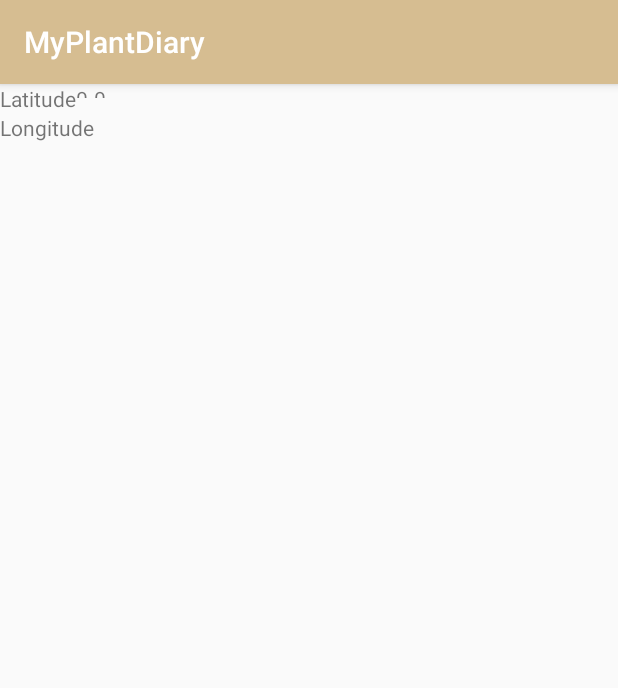
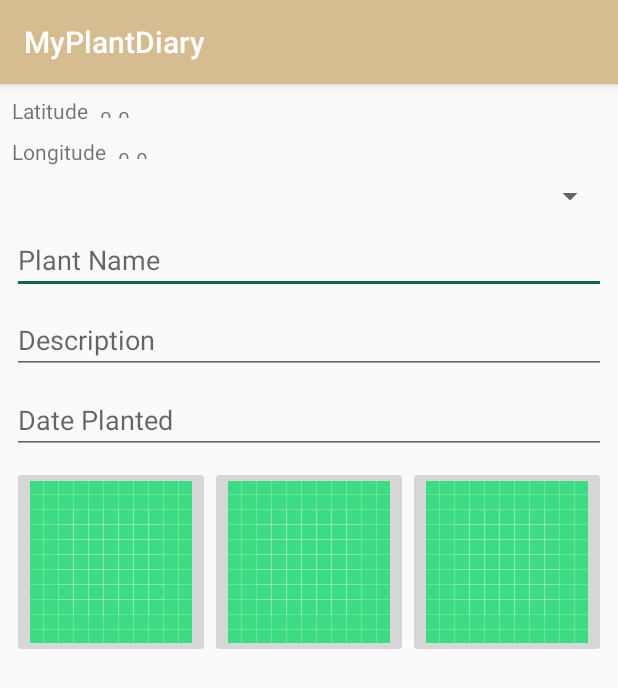
Before and after one commit to vikramred/MyPlantDiary, an Android app: the screen it shows after launch (MainActivity), on a phone screen of 412 x 824 dp. Shown: the top 688 px of the screen. Run offline under Robolectric (Android 15) with nearby library versions, the phone set to English and light mode, and no system bars.

Commit message:
Home Page Layout

```diff
--- a/app/src/main/res/layout/main_fragment.xml
+++ b/app/src/main/res/layout/main_fragment.xml
@@ -11,6 +11,8 @@
         android:id="@+id/lblLatitude"
         android:layout_width="wrap_content"
         android:layout_height="wrap_content"
+        android:layout_marginStart="8dp"
+        android:layout_marginTop="8dp"
         android:text="@string/latitude"
         app:layout_constraintStart_toStartOf="parent"
         app:layout_constraintTop_toTopOf="parent" />
@@ -19,6 +21,8 @@
         android:id="@+id/lblLongitude"
         android:layout_width="wrap_content"
         android:layout_height="wrap_content"
+        android:layout_marginStart="8dp"
+        android:layout_marginTop="8dp"
         android:text="@string/longitude"
         app:layout_constraintStart_toStartOf="parent"
         app:layout_constraintTop_toBottomOf="@id/lblLatitude" />
@@ -27,8 +31,145 @@
         android:id="@+id/lblLatitudeValue"
         android:layout_width="24dp"
         android:layout_height="9dp"
+        android:layout_marginStart="8dp"
         android:text="@string/zeropointzero"
+        app:layout_constraintBottom_toBottomOf="@+id/lblLatitude"
         app:layout_constraintStart_toEndOf="@+id/lblLatitude"
-        app:layout_constraintTop_toTopOf="parent" />
+        app:layout_constraintTop_toTopOf="@+id/lblLatitude" />
+
+    <TextView
+        android:id="@+id/lblLongitudeValue"
+        android:layout_width="24dp"
+        android:layout_height="9dp"
+        android:layout_marginStart="8dp"
+        android:text="@string/zeropointzero"
+        app:layout_constraintBottom_toBottomOf="@+id/lblLongitude"
+        app:layout_constraintStart_toEndOf="@id/lblLongitude"
+        app:layout_constraintTop_toTopOf="@+id/lblLongitude" />
+
+    <Spinner
+        android:id="@+id/spnSpecimens"
+        android:layout_width="395dp"
+        android:layout_height="wrap_content"
+        android:layout_marginTop="8dp"
+        app:layout_constraintEnd_toEndOf="parent"
+        app:layout_constraintStart_toStartOf="parent"
+        app:layout_constraintTop_toBottomOf="@+id/lblLongitude" />
+
+    <AutoCompleteTextView
+        android:id="@+id/actPlantName"
+        android:layout_width="0dp"
+        android:layout_height="wrap_content"
+        android:layout_marginStart="8dp"
+        android:layout_marginTop="8dp"
+        android:layout_marginEnd="8dp"
+        android:hint="@string/plantName"
+        app:layout_constraintEnd_toEndOf="parent"
+        app:layout_constraintStart_toStartOf="parent"
+        app:layout_constraintTop_toBottomOf="@+id/spnSpecimens" />
+
+    <androidx.constraintlayout.widget.Guideline
+        android:id="@+id/guideline"
+        android:layout_width="wrap_content"
+        android:layout_height="wrap_content"
+        android:orientation="horizontal"
+        app:layout_constraintGuide_begin="20dp" />
+
+    <androidx.constraintlayout.widget.Guideline
+        android:id="@+id/guideline2"
+        android:layout_width="wrap_content"
+        android:layout_height="wrap_content"
+        android:orientation="horizontal"
+        app:layout_constraintGuide_begin="20dp" />
+
+    <androidx.constraintlayout.widget.Guideline
+        android:id="@+id/guideline3"
+        android:layout_width="wrap_content"
+        android:layout_height="wrap_content"
+        android:orientation="horizontal"
+        app:layout_constraintGuide_begin="20dp" />
+
+    <androidx.constraintlayout.widget.Guideline
+        android:id="@+id/guideline4"
+        android:layout_width="wrap_content"
+        android:layout_height="wrap_content"
+        android:orientation="vertical"
+        app:layout_constraintGuide_begin="20dp" />
+
+    <EditText
+        android:id="@+id/txtDescription"
+        android:layout_width="0dp"
+        android:layout_height="wrap_content"
+        android:layout_marginStart="8dp"
+        android:layout_marginTop="8dp"
+        android:layout_marginEnd="8dp"
+        android:ems="10"
+        android:hint="@string/description"
+        android:inputType="textPersonName"
+        app:layout_constraintEnd_toEndOf="parent"
+        app:layout_constraintStart_toStartOf="parent"
+        app:layout_constraintTop_toBottomOf="@+id/actPlantName" />
+
+    <EditText
+        android:id="@+id/txtDatePlanted"
+        android:layout_width="0dp"
+        android:layout_height="wrap_content"
+        android:layout_marginStart="8dp"
+        android:layout_marginTop="8dp"
+        android:layout_marginEnd="8dp"
+        android:ems="10"
+        android:hint="@string/datePlanted"
+        android:inputType="date"
+        app:layout_constraintEnd_toEndOf="parent"
+        app:layout_constraintStart_toStartOf="parent"
+        app:layout_constraintTop_toBottomOf="@+id/txtDescription" />
+
+    <LinearLayout
+        android:id="@+id/linearLayout"
+        android:layout_width="0dp"
+        android:layout_height="wrap_content"
+        android:layout_marginStart="8dp"
+        android:layout_marginTop="8dp"
+        android:layout_marginEnd="8dp"
+        android:orientation="horizontal"
+        app:layout_constraintEnd_toEndOf="parent"
+        app:layout_constraintStart_toStartOf="parent"
+        app:layout_constraintTop_toBottomOf="@+id/txtDatePlanted">
+
+        <ImageButton
+            android:id="@+id/btnTakePhoto"
+            android:layout_width="wrap_content"
+            android:layout_height="wrap_content"
+            android:layout_weight="1"
+            android:src="@drawable/ic_launcher_background" />
+
+        <ImageButton
+            android:id="@+id/btnSave"
+            android:layout_width="wrap_content"
+            android:layout_height="wrap_content"
+            android:layout_weight="1"
+            android:src="@drawable/ic_launcher_background" />
+
+        <ImageButton
+            android:id="@+id/btnLogon"
+            android:layout_width="wrap_content"
+            android:layout_height="wrap_content"
+            android:layout_weight="1"
+            android:src="@drawable/ic_launcher_background" />
+    </LinearLayout>
+
+    <ImageView
+        android:id="@+id/imageView"
+        android:layout_width="0dp"
+        android:layout_height="0dp"
+        android:layout_marginStart="130dp"
+        android:layout_marginTop="80dp"
+        android:layout_marginEnd="153dp"
+        android:layout_marginBottom="142dp"
+        app:layout_constraintBottom_toBottomOf="parent"
+        app:layout_constraintEnd_toEndOf="parent"
+        app:layout_constraintStart_toStartOf="parent"
+        app:layout_constraintTop_toBottomOf="@+id/linearLayout"
+        tools:src="@tools:sample/avatars" />
 
 </androidx.constraintlayout.widget.ConstraintLayout>
--- a/app/src/main/res/values/strings.xml
+++ b/app/src/main/res/values/strings.xml
@@ -3,4 +3,7 @@
     <string name="latitude">Latitude</string>
     <string name="longitude">Longitude</string>
     <string name="zeropointzero">0.0</string>
+    <string name="plantName">Plant Name</string>
+    <string name="description">Description</string>
+    <string name="datePlanted">Date Planted</string>
 </resources>
```
